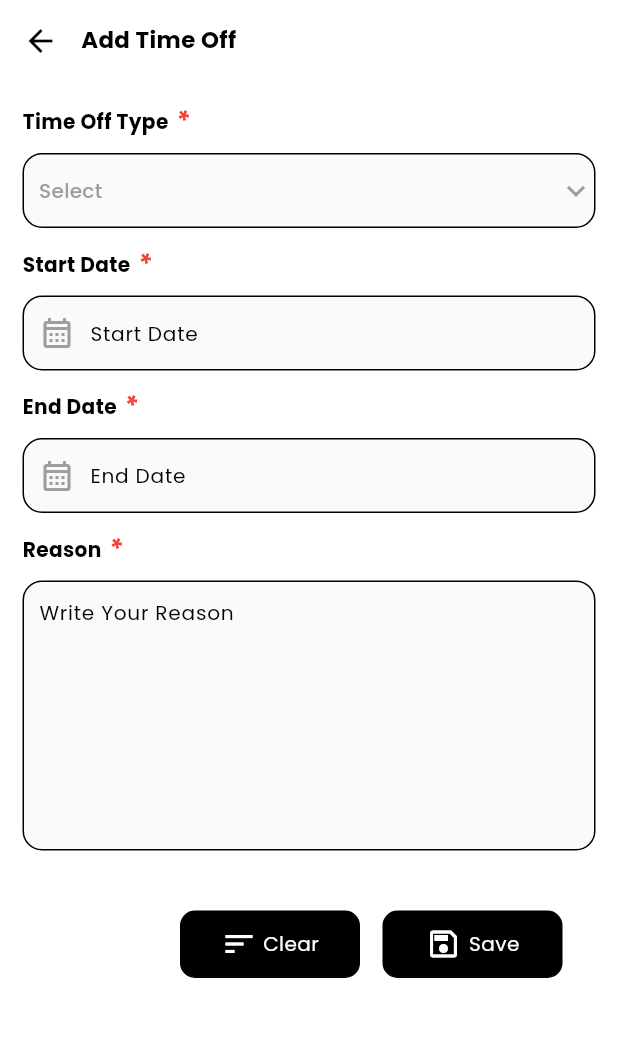
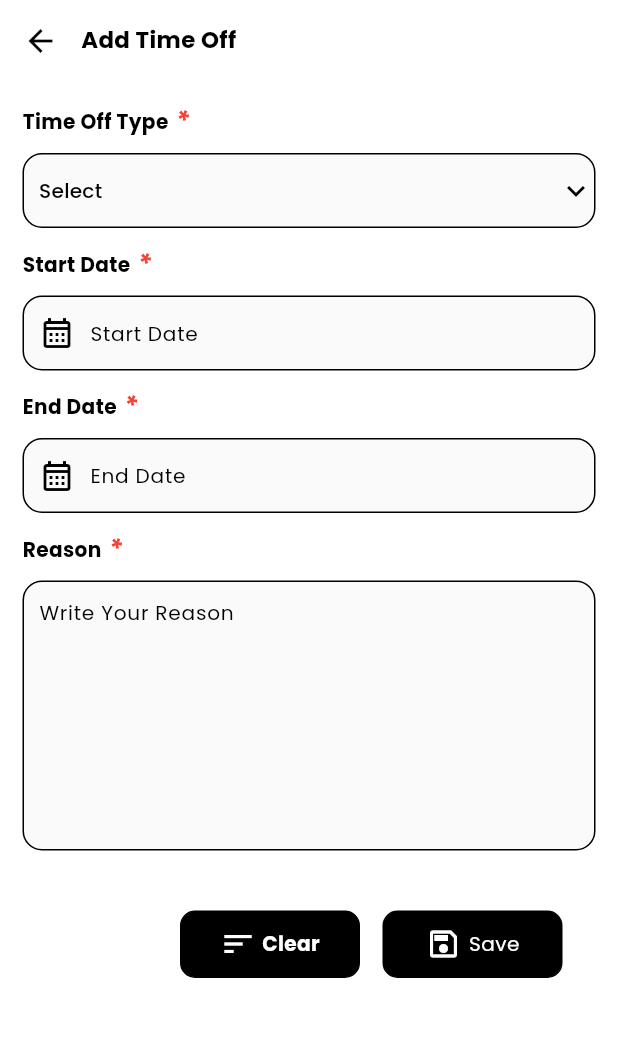
Before and after one commit to RojanBajgain/Attendance-Management-System, a Flutter app: the AddTimeoff screen opened directly, on a phone screen of 412 x 824 dp, the part 84-1121 px from its top. Run offline on Flutter 3.47's test engine with Material 3 defaults, Android fonts, the phone set to English and light mode, and no system bars; our stand-ins replace animated_text_kit, dropdown_button2, easy_date_timeline, flutter_form_builder, flutter_spinkit, get and 11 more; missing offline and left inert: clock_loader, double_to_words, http_interceptor, material_dialogs; accounts and stored records are empty; statements that could not run were skipped; project files that could hold a hidden picture were left out.

Commit message:
fix: minor changes

```diff
--- a/lib/feature/presentation/pages/timeoff/sub_view_timeoff/add_timeoff.dart
+++ b/lib/feature/presentation/pages/timeoff/sub_view_timeoff/add_timeoff.dart
@@ -1,18 +1,87 @@
 import 'package:ams/config/resources/styles.dart';
+import 'package:ams/feature/presentation/pages/login/controller/login_controller.dart';
+import 'package:ams/feature/presentation/pages/policy/controller/policy_controller.dart';
+import 'package:ams/feature/presentation/pages/profile/controller/profile_controller.dart';
+import 'package:ams/feature/presentation/pages/timeoff/controller/timeoff_controller.dart';
 import 'package:ams/feature/presentation/widget/components/app_bar.dart';
 import 'package:ams/feature/presentation/pages/timeoff/time_off_page.dart';
 import 'package:flutter/material.dart';
 import 'package:flutter_form_builder/flutter_form_builder.dart';
+import 'package:get/get.dart';
+import 'package:intl/intl.dart';
 
 class AddTimeoff extends StatefulWidget {
-  const AddTimeoff({super.key});
+  const AddTimeoff({
+    super.key,
+  });
 
   @override
   _AddTimeoffState createState() => _AddTimeoffState();
 }
 
 class _AddTimeoffState extends State<AddTimeoff> {
+  final authcontroller = Get.find<AuthController>();
+  final PolicyController policycontroller =
+      Get.put(PolicyController(policyrepo: Get.find()));
+  final TimeoffController timeoffcontroller =
+      Get.put(TimeoffController(timeoffRepo: Get.find()));
+  final ProfileController profilecontroller =
+      Get.put(ProfileController(profileRepo: Get.find()));
+
+  @override
+  void initState() {
+    super.initState();
+    policycontroller.getPolicydetail();
+  }
+
   String? _selectedValue;
+  DateTime? _startDate;
+  DateTime? _endDate;
+  final _reasonController = TextEditingController();
+
+  @override
+  void dispose() {
+    _reasonController.dispose();
+    super.dispose();
+  }
+
+  Future<void> _submitTimeOff() async {
+    // Validate inputs
+    if (_selectedValue == null ||
+        _startDate == null ||
+        _endDate == null ||
+        _reasonController.text.isEmpty) {
+      Get.snackbar(
+        'Error',
+        'Please fill all the fields',
+        snackPosition: SnackPosition.BOTTOM,
+        backgroundColor: Colors.red,
+        colorText: Colors.white,
+      );
+      return;
+    }
+
+    // Convert DateTime to ISO 8601 strings
+    final startDateIso = DateFormat('yyyy-MM-dd').format(_startDate!);
+    final endDateIso = DateFormat('yyyy-MM-dd').format(_endDate!);
+
+    // Get the selected policy ID
+    final selectedPolicy = policycontroller.policy.firstWhere(
+      (policy) => policy.name == _selectedValue,
+      orElse: () => throw Exception('Policy not found'),
+    );
+
+    // Call the API via the controller
+    await timeoffcontroller.createtimeoff(
+      // userID: profilecontroller.profiledetail.value.id,
+      userID: authcontroller.alluserData.value.user!.profileId,
+      typeID: selectedPolicy.id,
+      startdate: startDateIso,
+      enddate: endDateIso,
+      reason: _reasonController.text,
+    );
+  }
+
   @override
   Widget build(BuildContext context) {
     final isDarkMode = Theme.of(context).brightness == Brightness.dark;
@@ -26,15 +95,9 @@ class _AddTimeoffState extends State<AddTimeoff> {
             child: Column(
               crossAxisAlignment: CrossAxisAlignment.start,
               children: [
-                GestureDetector(
-                  onTap: () {
-                    Navigator.pop(
-                      context,
-                      MaterialPageRoute(
-                        builder: (context) => const TimeOffPage(),
-                      ),
-                    );
-                  },
+                // Back button and title
+                InkWell(
+                  onTap: () => Get.back(),
                   child: Row(
                     mainAxisAlignment: MainAxisAlignment.start,
                     children: [
@@ -54,6 +117,8 @@ class _AddTimeoffState extends State<AddTimeoff> {
                   ),
                 ),
                 const SizedBox(height: 30.0),
+
+                // Time Off Type Dropdown
                 Column(
                   children: [
                     Text.rich(
@@ -81,58 +146,54 @@ class _AddTimeoffState extends State<AddTimeoff> {
                   ],
                 ),
                 const SizedBox(height: 10.0),
-                Container(
+                Obx(() {
+                  final policyData = policycontroller.policy;
+                  return Container(
                     height: 50.0,
                     width: double.infinity,
                     decoration: BoxDecoration(
                       borderRadius: BorderRadius.circular(13.0),
-                    color:
-                        isDarkMode ? Colors.grey.shade600 : Colors.grey.shade50,
-                    border: Border.all(
-                      color: Colors.black,
-                      width: 1.0,
-                    ),
+                      color: isDarkMode
+                          ? Colors.grey.shade800
+                          : Colors.grey.shade50,
+                      border: Border.all(color: Colors.black, width: 1.0),
                     ),
                     child: Padding(
-                    padding: const EdgeInsets.only(
-                      left: 10.0,
-                      // right: 10.0,
-                    ),
+                      padding: const EdgeInsets.only(left: 10.0),
                       child: FormBuilderDropdown<String>(
+                        name: 'leave',
                         onChanged: (value) {
                           setState(() {
                             _selectedValue = value;
                           });
                         },
-                      name: 'leave',
-                      hint: const Text(
+                        hint: Text(
                           'Select',
                           style: TextStyle(
-                          color: Colors.grey,
+                              color: isDarkMode ? Colors.white : Colors.black),
+                        ),
+                        icon: Icon(Icons.keyboard_arrow_down,
+                            color: isDarkMode ? Colors.white : Colors.black),
+                        decoration:
+                            const InputDecoration(border: InputBorder.none),
+                        items: policyData.isNotEmpty
+                            ? policyData
+                                .map<DropdownMenuItem<String>>((policy) {
+                                return DropdownMenuItem<String>(
+                                  value: policy.name.toString(),
+                                  child: Text(
+                                    policy.name.toString(),
+                                  ),
+                                );
+                              }).toList()
+                            : [],
                       ),
                     ),
-                      icon: Icon(
-                        Icons.keyboard_arrow_down,
-                        color: Colors.grey,
-                      ),
-                      decoration: const InputDecoration(
-                        // labelText: 'Select',
-                        border: InputBorder.none,
-                      ),
-                      items: [
-                        'Sick Leave',
-                        'Casual Leave',
-                        'Annual Leave',
-                      ]
-                          .map((leave) => DropdownMenuItem(
-                                value: leave,
-                                child: Text(leave),
-                              ))
-                          .toList(),
-                    ),
-                  ),
-                ),
+                  );
+                }),
                 const SizedBox(height: 12.0),
+
+                // Start Date Picker
                 Column(
                   children: [
                     Text.rich(
@@ -167,27 +228,33 @@ class _AddTimeoffState extends State<AddTimeoff> {
                     borderRadius: BorderRadius.circular(13.0),
                     color:
                         isDarkMode ? Colors.grey.shade800 : Colors.grey.shade50,
-                    border: Border.all(
-                      color: Colors.black,
-                      width: 1.0,
-                    ),
+                    border: Border.all(color: Colors.black, width: 1.0),
                   ),
                   child: Padding(
                     padding: const EdgeInsets.symmetric(horizontal: 10.0),
                     child: Row(
                       children: [
-                        const Icon(
+                        Icon(
                           Icons.calendar_month_outlined,
-                          color: Colors.grey,
+                          color: isDarkMode ? Colors.grey : Colors.black,
                         ),
-                        const SizedBox(width: 10), // Adds spacing
+                        const SizedBox(width: 10),
                         Expanded(
-                          // Prevents overflow
                           child: Theme(
                             data: Theme.of(context).copyWith(
-                                textTheme: const TextTheme(
-                                    bodyLarge: TextStyle(fontSize: 14),
-                                    bodyMedium: TextStyle(fontSize: 12))),
+                              textTheme: TextTheme(
+                                bodyLarge: TextStyle(
+                                  fontSize: 14,
+                                  color:
+                                      isDarkMode ? Colors.white : Colors.black,
+                                ),
+                                bodyMedium: TextStyle(
+                                  fontSize: 12,
+                                  color:
+                                      isDarkMode ? Colors.white : Colors.black,
+                                ),
+                              ),
+                            ),
                             child: FormBuilderDateTimePicker(
                               name: 'start_date',
                               decoration: InputDecoration(
@@ -196,16 +263,16 @@ class _AddTimeoffState extends State<AddTimeoff> {
                                   color:
                                       isDarkMode ? Colors.white : Colors.black,
                                 ),
-                                border:
-                                    InputBorder.none, // Removes extra border
+                                border: InputBorder.none,
                                 contentPadding: EdgeInsets.zero,
                               ),
                               inputType: InputType.date,
                               onChanged: (value) {
-                                setState(() {});
+                                setState(() {
+                                  _startDate = value;
+                                });
                               },
-                              firstDate: DateTime(2000),
-                              lastDate: DateTime.now(),
+                              firstDate: DateTime.now(),
                             ),
                           ),
                         ),
@@ -214,6 +281,8 @@ class _AddTimeoffState extends State<AddTimeoff> {
                   ),
                 ),
                 const SizedBox(height: 12.0),
+
+                // End Date Picker
                 Column(
                   children: [
                     Text.rich(
@@ -248,27 +317,33 @@ class _AddTimeoffState extends State<AddTimeoff> {
                     borderRadius: BorderRadius.circular(13.0),
                     color:
                         isDarkMode ? Colors.grey.shade800 : Colors.grey.shade50,
-                    border: Border.all(
-                      color: Colors.black,
-                      width: 1.0,
-                    ),
+                    border: Border.all(color: Colors.black, width: 1.0),
                   ),
                   child: Padding(
                     padding: const EdgeInsets.symmetric(horizontal: 10.0),
                     child: Row(
                       children: [
-                        const Icon(
+                        Icon(
                           Icons.calendar_month_outlined,
-                          color: Colors.grey,
+                          color: isDarkMode ? Colors.grey : Colors.black,
                         ),
-                        const SizedBox(width: 10), // Adds spacing
+                        const SizedBox(width: 10),
                         Expanded(
-                          // Prevents overflow
                           child: Theme(
                             data: Theme.of(context).copyWith(
-                                textTheme: const TextTheme(
-                                    bodyLarge: TextStyle(fontSize: 14),
-                                    bodyMedium: TextStyle(fontSize: 12))),
+                              textTheme: TextTheme(
+                                bodyLarge: TextStyle(
+                                  fontSize: 14,
+                                  color:
+                                      isDarkMode ? Colors.white : Colors.black,
+                                ),
+                                bodyMedium: TextStyle(
+                                  fontSize: 12,
+                                  color:
+                                      isDarkMode ? Colors.white : Colors.black,
+                                ),
+                              ),
+                            ),
                             child: FormBuilderDateTimePicker(
                               name: 'end_date',
                               decoration: InputDecoration(
@@ -277,16 +352,16 @@ class _AddTimeoffState extends State<AddTimeoff> {
                                   color:
                                       isDarkMode ? Colors.white : Colors.black,
                                 ),
-                                border:
-                                    InputBorder.none, // Removes extra border
+                                border: InputBorder.none,
                                 contentPadding: EdgeInsets.zero,
                               ),
                               inputType: InputType.date,
                               onChanged: (value) {
-                                setState(() {});
+                                setState(() {
+                                  _endDate = value;
+                                });
                               },
-                              firstDate: DateTime(2000),
-                              lastDate: DateTime.now(),
+                              firstDate: DateTime.now(),
                             ),
                           ),
                         ),
@@ -295,6 +370,8 @@ class _AddTimeoffState extends State<AddTimeoff> {
                   ),
                 ),
                 const SizedBox(height: 12.0),
+
+                // Reason TextField
                 Column(
                   children: [
                     Text.rich(
@@ -305,7 +382,8 @@ class _AddTimeoffState extends State<AddTimeoff> {
                             style: smallStyle.copyWith(
                               fontWeight: FontWeight.bold,
                               color: isDarkMode ? Colors.white : Colors.black,
-                              )),
+                            ),
+                          ),
                           const TextSpan(
                             text: '*',
                             style: TextStyle(
@@ -328,17 +406,12 @@ class _AddTimeoffState extends State<AddTimeoff> {
                     borderRadius: BorderRadius.circular(13.0),
                     color:
                         isDarkMode ? Colors.grey.shade800 : Colors.grey.shade50,
-                    border: Border.all(
-                      color: Colors.black,
-                      width: 1.0,
-                    ),
+                    border: Border.all(color: Colors.black, width: 1.0),
                   ),
                   child: Padding(
                     padding: const EdgeInsets.all(10.0),
                     child: TextField(
-                      onChanged: (text) {
-                        print('Text changed: $text');
-                      },
+                      controller: _reasonController,
                       maxLines: 8,
                       style: smallStyle.copyWith(
                         color: isDarkMode ? Colors.white : Colors.black,
@@ -347,18 +420,48 @@ class _AddTimeoffState extends State<AddTimeoff> {
                         hintText: "Write Your Reason",
                         hintStyle: smallStyle.copyWith(
                           color: isDarkMode ? Colors.white : Colors.black,
-                          )),
+                        ),
+                      ),
                     ),
                   ),
                 ),
                 const SizedBox(height: 40.0),
+
+                // Clear and Save Buttons
                 Row(
                   children: [
                     Padding(
-                      padding: const EdgeInsets.only(
-                        left: 105.0,
-                        // right: 100.0,
+                      padding: const EdgeInsets.only(left: 105.0),
+                      child: Container(
+                        height: 45.0,
+                        width: 120.0,
+                        decoration: BoxDecoration(
+                          border: Border.all(color: Colors.black),
+                          borderRadius: BorderRadius.circular(10.0),
+                          color: isDarkMode ? Colors.white : Colors.black,
                         ),
+                        child: Row(
+                          mainAxisAlignment: MainAxisAlignment.center,
+                          children: [
+                            Icon(
+                              Icons.sort,
+                              color: isDarkMode ? Colors.black : Colors.white,
+                            ),
+                            const SizedBox(width: 4.0),
+                            Text(
+                              "Clear",
+                              style: smallStyle.copyWith(
+                                fontWeight: FontWeight.bold,
+                                color: isDarkMode ? Colors.black : Colors.white,
+                              ),
+                            ),
+                          ],
+                        ),
+                      ),
+                    ),
+                    const SizedBox(width: 15.0),
+                    InkWell(
+                      onTap: _submitTimeOff,
                       child: Container(
                         height: 45.0,
                         width: 120.0,
@@ -366,33 +469,7 @@ class _AddTimeoffState extends State<AddTimeoff> {
                           border: Border.all(color: Colors.black),
                           borderRadius: BorderRadius.circular(10.0),
                           color:
-                              isDarkMode ? Colors.grey.shade800 : Colors.black,
-                        ),
-                        child: Row(
-                          mainAxisAlignment: MainAxisAlignment.center,
-                          children: [
-                            Icon(
-                              Icons.sort,
-                              color: isDarkMode ? Colors.white : Colors.white,
-                            ),
-                            const SizedBox(width: 4.0),
-                            Text("Clear",
-                                style: smallStyle.copyWith(
-                                  color:
-                                      isDarkMode ? Colors.white : Colors.white,
-                                ))
-                          ],
-                        ),
-                      ),
-                    ),
-                    const SizedBox(width: 15.0),
-                    Container(
-                      height: 45.0,
-                      width: 120.0,
-                      decoration: BoxDecoration(
-                        border: Border.all(color: Colors.black),
-                        borderRadius: BorderRadius.circular(10.0),
-                        color: isDarkMode ? Colors.grey.shade600 : Colors.black,
+                              isDarkMode ? Colors.grey.shade600 : Colors.black,
                         ),
                         child: Row(
                           mainAxisAlignment: MainAxisAlignment.center,
@@ -407,12 +484,13 @@ class _AddTimeoffState extends State<AddTimeoff> {
                               style: smallStyle.copyWith(
                                 color: Colors.white,
                               ),
-                          )
+                            ),
                           ],
                         ),
                       ),
+                    ),
                   ],
-                )
+                ),
               ],
             ),
           ),
```
Lines whose indentation alone changed are shown as unchanged.
